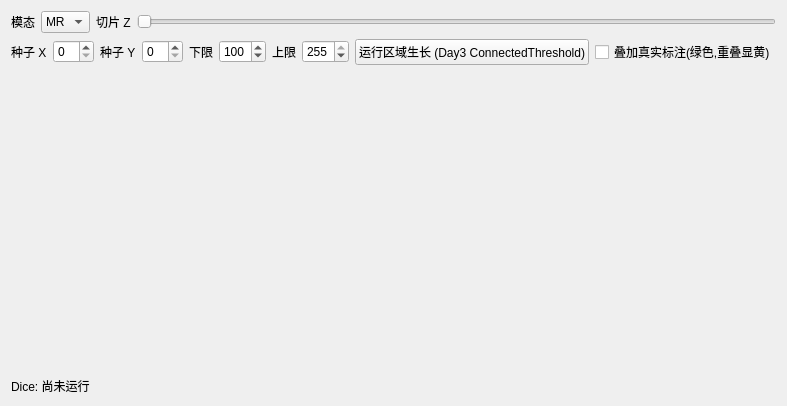
Before: the Qt Designer form src/view/SegmentTabView.ui in zhengyuexia/mrus-fusion-viewer, drawn with Qt 5.
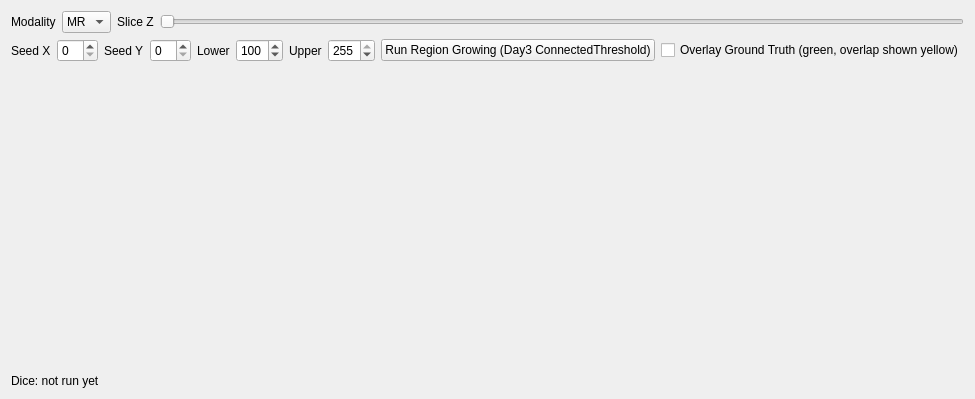
After: the same form once the commit is applied.

The edit to the form file:
```diff
--- a/src/view/SegmentTabView.ui
+++ b/src/view/SegmentTabView.ui
@@ -5,39 +5,39 @@
   <layout class="QVBoxLayout" name="rootLayout">
    <item>
     <layout class="QHBoxLayout" name="controlRow">
-     <item><widget class="QLabel" name="modalityLabel"><property name="text"><string>模态</string></property></widget></item>
+     <item><widget class="QLabel" name="modalityLabel"><property name="text"><string>Modality</string></property></widget></item>
      <item>
       <widget class="QComboBox" name="modalityCombo">
        <item><property name="text"><string>MR</string></property></item>
        <item><property name="text"><string>US</string></property></item>
       </widget>
      </item>
-     <item><widget class="QLabel" name="sliceLabel"><property name="text"><string>切片 Z</string></property></widget></item>
+     <item><widget class="QLabel" name="sliceLabel"><property name="text"><string>Slice Z</string></property></widget></item>
      <item><widget class="QSlider" name="sliceSlider"><property name="orientation"><enum>Qt::Horizontal</enum></property></widget></item>
     </layout>
    </item>
    <item>
     <layout class="QHBoxLayout" name="paramRow">
-     <item><widget class="QLabel" name="seedXLabel"><property name="text"><string>种子 X</string></property></widget></item>
+     <item><widget class="QLabel" name="seedXLabel"><property name="text"><string>Seed X</string></property></widget></item>
      <item><widget class="QSpinBox" name="seedXSpin"/></item>
-     <item><widget class="QLabel" name="seedYLabel"><property name="text"><string>种子 Y</string></property></widget></item>
+     <item><widget class="QLabel" name="seedYLabel"><property name="text"><string>Seed Y</string></property></widget></item>
      <item><widget class="QSpinBox" name="seedYSpin"/></item>
-     <item><widget class="QLabel" name="lowerLabel"><property name="text"><string>下限</string></property></widget></item>
+     <item><widget class="QLabel" name="lowerLabel"><property name="text"><string>Lower</string></property></widget></item>
      <item>
       <widget class="QSpinBox" name="lowerSpin">
        <property name="maximum"><number>255</number></property>
        <property name="value"><number>100</number></property>
       </widget>
      </item>
-     <item><widget class="QLabel" name="upperLabel"><property name="text"><string>上限</string></property></widget></item>
+     <item><widget class="QLabel" name="upperLabel"><property name="text"><string>Upper</string></property></widget></item>
      <item>
       <widget class="QSpinBox" name="upperSpin">
        <property name="maximum"><number>255</number></property>
        <property name="value"><number>255</number></property>
       </widget>
      </item>
-     <item><widget class="QPushButton" name="runButton"><property name="text"><string>运行区域生长 (Day3 ConnectedThreshold)</string></property></widget></item>
-     <item><widget class="QCheckBox" name="showGroundTruthCheck"><property name="text"><string>叠加真实标注(绿色,重叠显黄)</string></property></widget></item>
+     <item><widget class="QPushButton" name="runButton"><property name="text"><string>Run Region Growing (Day3 ConnectedThreshold)</string></property></widget></item>
+     <item><widget class="QCheckBox" name="showGroundTruthCheck"><property name="text"><string>Overlay Ground Truth (green, overlap shown yellow)</string></property></widget></item>
     </layout>
    </item>
    <item alignment="Qt::AlignHCenter">
@@ -47,7 +47,7 @@
      <property name="alignment"><set>Qt::AlignCenter</set></property>
     </widget>
    </item>
-   <item><widget class="QLabel" name="diceLabel"><property name="text"><string>Dice: 尚未运行</string></property></widget></item>
+   <item><widget class="QLabel" name="diceLabel"><property name="text"><string>Dice: not run yet</string></property></widget></item>
   </layout>
  </widget>
  <resources/>
```
